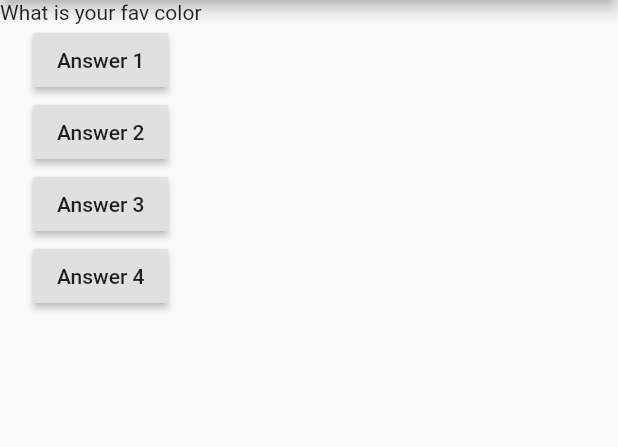
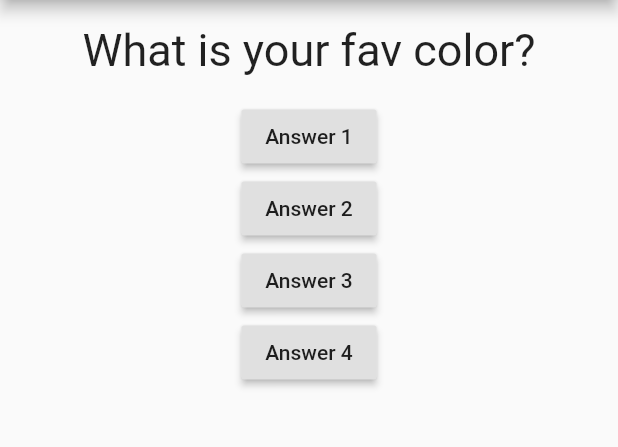
Before and after one commit to harshverma036/flutter_quiz_app, a Flutter app: the screen it shows after launch, on a phone screen of 412 x 824 dp, the part 84-531 px from its top. Run offline on Flutter 3.47's test engine with Material 2 defaults, Android fonts, the phone set to English and light mode, and no system bars.

Commit message:
custom question styles added

```diff
--- a/lib/main.dart
+++ b/lib/main.dart
@@ -24,7 +24,7 @@ class MyAppState extends State<MyApp> {
     print(questions[questionIndex]);
   }
 
-  var questions = ["What is your fav color", "What is you fav choclate"];
+  var questions = ["What is your fav color?", "What is you fav choclate?"];
 
   @override
   Widget build(BuildContext context) {
--- a/lib/question.dart
+++ b/lib/question.dart
@@ -9,6 +9,14 @@ class Question extends StatelessWidget {
 
   @override
   Widget build(BuildContext context) {
-    return Text(questionText);
+    return Container(
+      width: double.infinity,
+      margin: EdgeInsets.all(16),
+      child: Text(
+        questionText,
+        style: TextStyle(fontSize: 30),
+        textAlign: TextAlign.center,
+      ),
+    );
   }
 }
```
